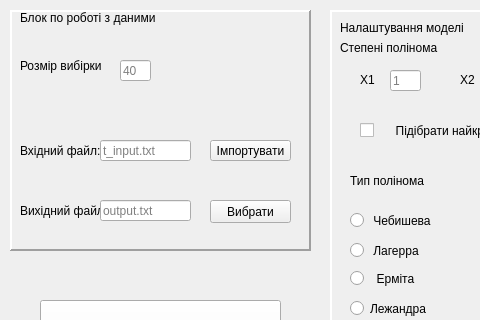
trilgar/SA_2021, file main.ui: the form before one commit; both pictures show x 0 to 480 and y 0 to 320 of the 800 by 720 pixel window.
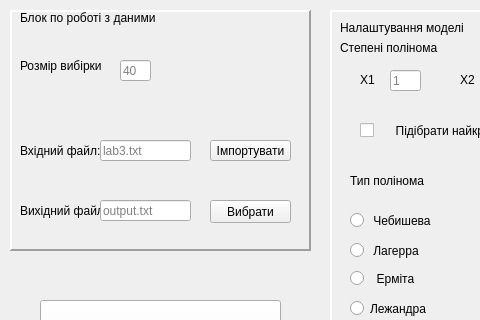
The form after the commit.

The edit to the form file:
```diff
--- a/main.ui
+++ b/main.ui
@@ -154,7 +154,7 @@
       </rect>
      </property>
      <property name="placeholderText">
-      <string>t_input.txt</string>
+      <string>lab3.txt</string>
      </property>
     </widget>
     <widget class="QLineEdit" name="output_file">
```
